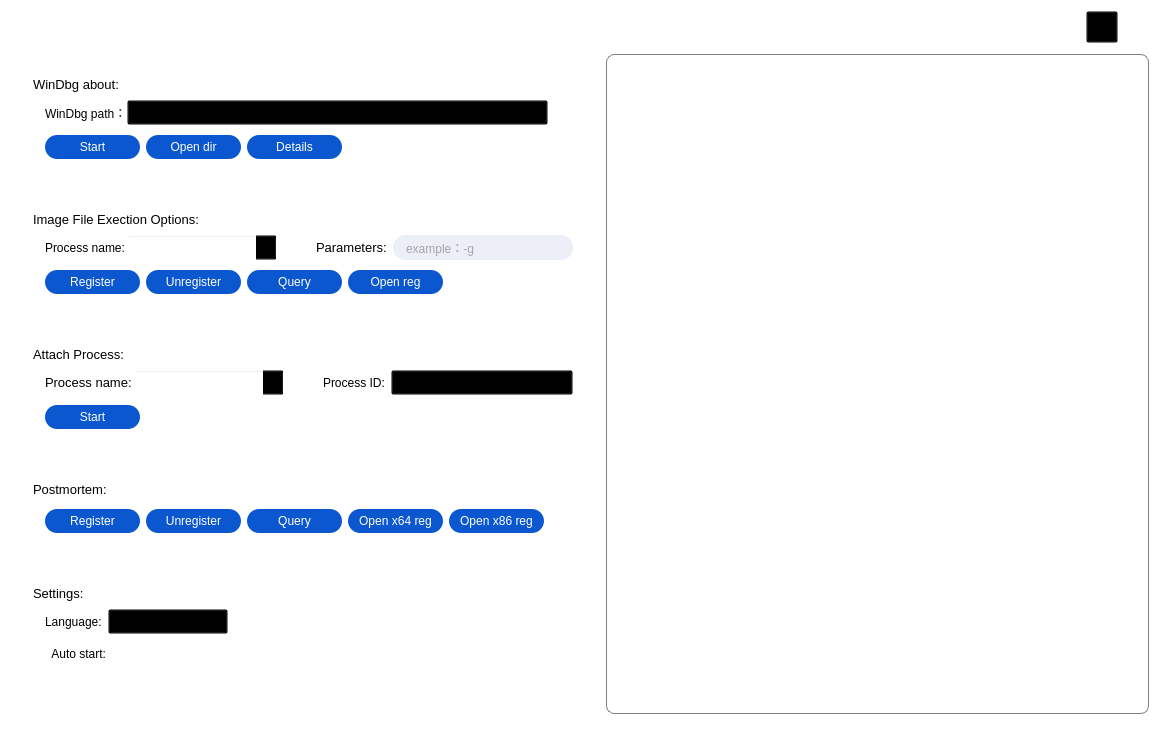
The window that WindbgIFEO/WindbgIFEO.ui (MingYueRuYa/worktools) describes before a commit, drawn with Qt 5.
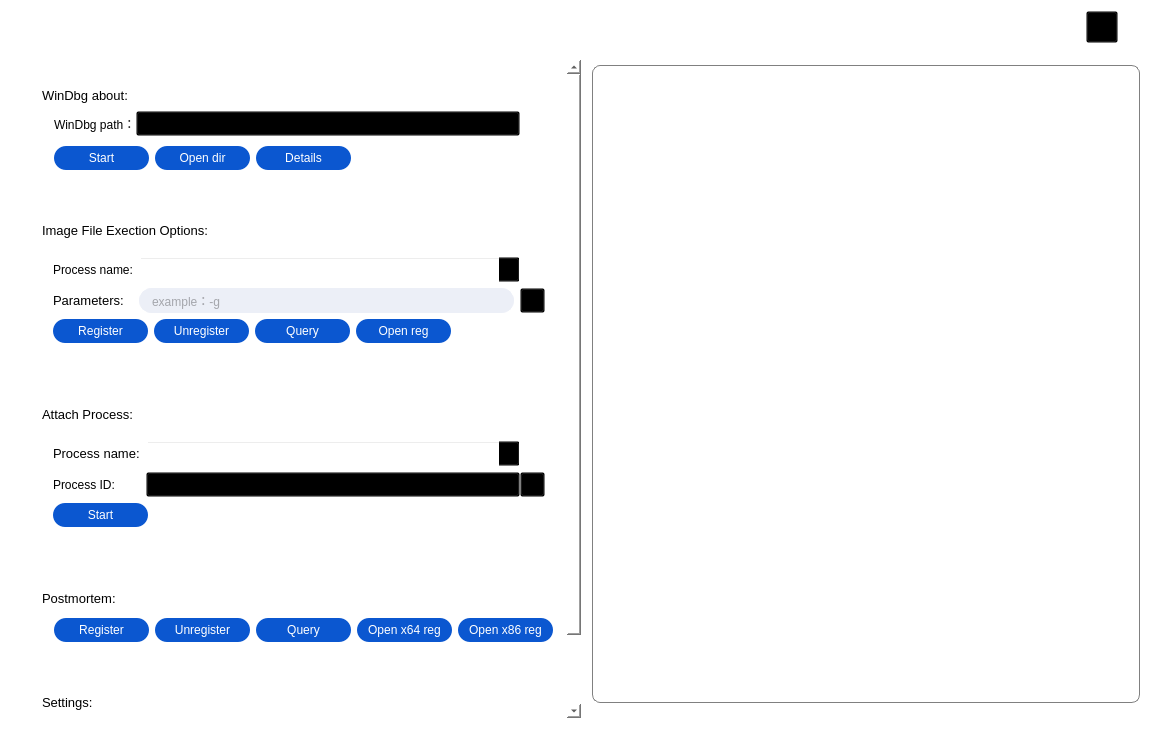
The same window after the commit. Icons and pictures are not drawn. Custom widgets are drawn as their Qt base class.

Commit message: 修改UI

```diff
--- a/WindbgIFEO/WindbgIFEO.ui
+++ b/WindbgIFEO/WindbgIFEO.ui
@@ -203,15 +203,80 @@
         <property name="styleSheet">
          <string notr="true"/>
         </property>
-        <layout class="QHBoxLayout" name="horizontalLayout_10">
+        <layout class="QHBoxLayout" name="horizontalLayout_6">
+         <item>
+          <widget class="QScrollArea" name="scrollArea">
+           <property name="styleSheet">
+            <string notr="true">
+/*以下是滑块设置*/
+
+QScrollBar:vertical{
+background:
+/*UiThemeStart[ScrollBarBackground]*/
+#ffffff;
+/*UiThemeEnd*/;
+border:none;width:8px;padding-top:0px;padding-bottom:0px;border-radius:2px;margin:0px 0px 0px 0px;}
+QScrollBar:vertical:hover{
+background:
+/*UiThemeStart[ScrollBarBackground]*/
+#ffffff;
+/*UiThemeEnd*/;
+}
+QScrollBar::handle:vertical{
+background:
+/*UiThemeStart[ScrollBarHandle]*/
+#ededed;
+/*UiThemeEnd*/;
+width:8px;border-radius:2px;}
+QScrollBar::handle:vertical:hover{
+background:
+/*UiThemeStart[ScrollBarHandleHover]*/
+#e6e6e6;
+/*UiThemeEnd*/;
+}
+QScrollBar::add-line:vertical,QScrollBar::sub-line:vertical{height:0px;width:0px;background-color:#e0e0e0;}
+QScrollBar:horizontal{background:#31383D;border:none;height:8px;padding-left:0px;padding-right:0px;border-radius:2px;margin:0px 0px 0px 0px;}
+QScrollBar:horizontal:hover{background:#31383D;}
+QScrollBar::handle:horizontal{background:#495257;height:8px;border-radius:2px;}
+QScrollBar::handle:horizontal:hover{background:#5C666C;}
+QScrollBar::add-line:horizontal,QScrollBar::sub-line:horizontal{height:0px;width:0px;background-color:rgba(0,0,0,0);}
+QScrollBar::add-page:vertical, QScrollBar::sub-page:vertical{background:none;}
+
+
+QScrollArea{
+background:
+#FFFFFF;
+border:none;
+}
+</string>
+           </property>
+           <property name="widgetResizable">
+            <bool>true</bool>
+           </property>
+           <widget class="QWidget" name="scrollAreaWidgetContents">
+            <property name="geometry">
+             <rect>
+              <x>0</x>
+              <y>0</y>
+              <width>555</width>
+              <height>780</height>
+             </rect>
+            </property>
+            <property name="styleSheet">
+             <string notr="true"/>
+            </property>
+            <layout class="QHBoxLayout" name="horizontalLayout_7">
+             <property name="spacing">
+              <number>0</number>
+             </property>
          <property name="leftMargin">
-          <number>2</number>
+              <number>0</number>
          </property>
          <property name="topMargin">
           <number>0</number>
          </property>
          <property name="rightMargin">
-          <number>2</number>
+              <number>0</number>
          </property>
          <property name="bottomMargin">
           <number>0</number>
@@ -567,29 +632,11 @@
                </item>
                <item>
                 <widget class="QWidget" name="widget_5" native="true">
+                     <layout class="QVBoxLayout" name="verticalLayout_17">
+                      <item>
+                       <layout class="QHBoxLayout" name="horizontalLayout_13">
+                        <item>
                  <layout class="QVBoxLayout" name="verticalLayout_10">
-                  <property name="spacing">
-                   <number>10</number>
-                  </property>
-                  <property name="leftMargin">
-                   <number>12</number>
-                  </property>
-                  <property name="topMargin">
-                   <number>0</number>
-                  </property>
-                  <property name="bottomMargin">
-                   <number>0</number>
-                  </property>
-                  <item>
-                   <layout class="QHBoxLayout" name="horizontalLayout_14">
-                    <property name="spacing">
-                     <number>12</number>
-                    </property>
-                    <item>
-                     <layout class="QHBoxLayout" name="horizontalLayout">
-                      <property name="spacing">
-                       <number>2</number>
-                      </property>
                       <item>
                        <widget class="QLabel" name="label_2">
                         <property name="styleSheet">
@@ -602,82 +649,6 @@
                        </widget>
                       </item>
                       <item>
-                       <widget class="ComboBox" name="comboBox_proc_name">
-                        <property name="sizePolicy">
-                         <sizepolicy hsizetype="MinimumExpanding" vsizetype="Fixed">
-                          <horstretch>0</horstretch>
-                          <verstretch>0</verstretch>
-                         </sizepolicy>
-                        </property>
-                        <property name="minimumSize">
-                         <size>
-                          <width>150</width>
-                          <height>25</height>
-                         </size>
-                        </property>
-                        <property name="maximumSize">
-                         <size>
-                          <width>170</width>
-                          <height>16777215</height>
-                         </size>
-                        </property>
-                        <property name="editable">
-                         <bool>true</bool>
-                        </property>
-                        <property name="placeholderText">
-                         <string>example: git.ext</string>
-                        </property>
-                        <property name="frame">
-                         <bool>true</bool>
-                        </property>
-                       </widget>
-                      </item>
-                      <item>
-                       <widget class="QPushButton" name="btn_refresh_process">
-                        <property name="minimumSize">
-                         <size>
-                          <width>25</width>
-                          <height>25</height>
-                         </size>
-                        </property>
-                        <property name="maximumSize">
-                         <size>
-                          <width>25</width>
-                          <height>25</height>
-                         </size>
-                        </property>
-                        <property name="styleSheet">
-                         <string notr="true">QPushButton {
-border:None;
-background-color:#FFFFFF;
-qproperty-icon: url(:/WindbgConfig/images/def_100_precent/refresh.png) center;
-border-radius:12px;
-} 
-
-QPushButton:hover {
-border:None;
-qproperty-icon: url(:/WindbgConfig/images/def_100_precent/refresh.png) center;
-background-color:#d2d4d9;
-border-radius:12px;
-}
-
-QPushButton:pressed {
-border:None;
-qproperty-icon: url(:/WindbgConfig/images/def_100_precent/refresh.png) center;
-background-color:#d8dbdf;
-border-radius:12px;
-}</string>
-                        </property>
-                        <property name="text">
-                         <string/>
-                        </property>
-                       </widget>
-                      </item>
-                     </layout>
-                    </item>
-                    <item>
-                     <layout class="QHBoxLayout" name="horizontalLayout_13">
-                      <item>
                        <widget class="QLabel" name="label_5">
                         <property name="styleSheet">
                          <string notr="true">
@@ -690,6 +661,85 @@
                         </property>
                        </widget>
                       </item>
+                         </layout>
+                        </item>
+                        <item>
+                         <layout class="QVBoxLayout" name="verticalLayout_15">
+                          <item>
+                           <layout class="QHBoxLayout" name="horizontalLayout">
+                            <property name="spacing">
+                             <number>0</number>
+                            </property>
+                            <item>
+                             <widget class="ComboBox" name="comboBox_proc_name">
+                              <property name="sizePolicy">
+                               <sizepolicy hsizetype="MinimumExpanding" vsizetype="Fixed">
+                                <horstretch>0</horstretch>
+                                <verstretch>0</verstretch>
+                               </sizepolicy>
+                              </property>
+                              <property name="minimumSize">
+                               <size>
+                                <width>150</width>
+                                <height>25</height>
+                               </size>
+                              </property>
+                              <property name="editable">
+                               <bool>true</bool>
+                              </property>
+                              <property name="placeholderText">
+                               <string>example: git.ext</string>
+                              </property>
+                              <property name="frame">
+                               <bool>true</bool>
+                              </property>
+                             </widget>
+                            </item>
+                            <item>
+                             <widget class="QPushButton" name="btn_refresh_process">
+                              <property name="minimumSize">
+                               <size>
+                                <width>25</width>
+                                <height>25</height>
+                               </size>
+                              </property>
+                              <property name="maximumSize">
+                               <size>
+                                <width>25</width>
+                                <height>25</height>
+                               </size>
+                              </property>
+                              <property name="styleSheet">
+                               <string notr="true">QPushButton {
+border:None;
+background-color:#FFFFFF;
+qproperty-icon: url(:/WindbgConfig/images/def_100_precent/refresh.png) center;
+border-radius:12px;
+} 
+
+QPushButton:hover {
+border:None;
+qproperty-icon: url(:/WindbgConfig/images/def_100_precent/refresh.png) center;
+background-color:#d2d4d9;
+border-radius:12px;
+}
+
+QPushButton:pressed {
+border:None;
+qproperty-icon: url(:/WindbgConfig/images/def_100_precent/refresh.png) center;
+background-color:#d8dbdf;
+border-radius:12px;
+}</string>
+                              </property>
+                              <property name="text">
+                               <string/>
+                              </property>
+                             </widget>
+                            </item>
+                           </layout>
+                          </item>
+                          <item>
+                           <layout class="QHBoxLayout" name="horizontalLayout_10">
                       <item>
                        <widget class="QLineEdit" name="lineEdit_process_param">
                         <property name="minimumSize">
@@ -723,6 +773,30 @@
                         </property>
                        </widget>
                       </item>
+                            <item>
+                             <widget class="QPushButton" name="btn_refresh_process_4">
+                              <property name="minimumSize">
+                               <size>
+                                <width>25</width>
+                                <height>25</height>
+                               </size>
+                              </property>
+                              <property name="maximumSize">
+                               <size>
+                                <width>25</width>
+                                <height>25</height>
+                               </size>
+                              </property>
+                              <property name="styleSheet">
+                               <string notr="true">background-color:transparent;</string>
+                              </property>
+                              <property name="text">
+                               <string/>
+                              </property>
+                             </widget>
+                            </item>
+                           </layout>
+                          </item>
                      </layout>
                     </item>
                    </layout>
@@ -942,29 +1016,11 @@
                </item>
                <item>
                 <widget class="QWidget" name="widget_6" native="true">
-                 <layout class="QVBoxLayout" name="verticalLayout">
-                  <property name="spacing">
-                   <number>10</number>
-                  </property>
-                  <property name="leftMargin">
-                   <number>12</number>
-                  </property>
-                  <property name="topMargin">
-                   <number>0</number>
-                  </property>
-                  <property name="bottomMargin">
-                   <number>0</number>
-                  </property>
+                     <layout class="QVBoxLayout" name="verticalLayout_18">
                   <item>
                    <layout class="QHBoxLayout" name="horizontalLayout_12">
-                    <property name="spacing">
-                     <number>12</number>
-                    </property>
                     <item>
-                     <layout class="QHBoxLayout" name="horizontalLayout_8">
-                      <property name="spacing">
-                       <number>2</number>
-                      </property>
+                         <layout class="QVBoxLayout" name="verticalLayout">
                       <item>
                        <widget class="QLabel" name="label_7">
                         <property name="styleSheet">
@@ -977,6 +1033,26 @@
                        </widget>
                       </item>
                       <item>
+                           <widget class="QLabel" name="label_8">
+                            <property name="styleSheet">
+                             <string notr="true">font-family: &quot;Microsoft YaHei&quot;;
+font-size: 12px;</string>
+                            </property>
+                            <property name="text">
+                             <string>Process ID:</string>
+                            </property>
+                           </widget>
+                          </item>
+                         </layout>
+                        </item>
+                        <item>
+                         <layout class="QVBoxLayout" name="verticalLayout_16">
+                          <item>
+                           <layout class="QHBoxLayout" name="horizontalLayout_8">
+                            <property name="spacing">
+                             <number>0</number>
+                            </property>
+                            <item>
                        <widget class="ComboBox" name="comboBox_attach_name">
                         <property name="sizePolicy">
                          <sizepolicy hsizetype="MinimumExpanding" vsizetype="Fixed">
@@ -990,12 +1066,6 @@
                           <height>25</height>
                          </size>
                         </property>
-                        <property name="maximumSize">
-                         <size>
-                          <width>170</width>
-                          <height>16777215</height>
-                         </size>
-                        </property>
                         <property name="editable">
                          <bool>true</bool>
                         </property>
@@ -1052,17 +1122,9 @@
                     </item>
                     <item>
                      <layout class="QHBoxLayout" name="horizontalLayout_11">
-                      <item>
-                       <widget class="QLabel" name="label_8">
-                        <property name="styleSheet">
-                         <string notr="true">font-family: &quot;Microsoft YaHei&quot;;
-font-size: 12px;</string>
-                        </property>
-                        <property name="text">
-                         <string>Process ID:</string>
-                        </property>
-                       </widget>
-                      </item>
+                            <property name="spacing">
+                             <number>0</number>
+                            </property>
                       <item>
                        <widget class="ComboBox" name="comboBox_attach_pid">
                         <property name="sizePolicy">
@@ -1088,6 +1150,30 @@
                         </property>
                        </widget>
                       </item>
+                            <item>
+                             <widget class="QPushButton" name="btn_refresh_process_3">
+                              <property name="minimumSize">
+                               <size>
+                                <width>25</width>
+                                <height>25</height>
+                               </size>
+                              </property>
+                              <property name="maximumSize">
+                               <size>
+                                <width>25</width>
+                                <height>25</height>
+                               </size>
+                              </property>
+                              <property name="styleSheet">
+                               <string notr="true">background-color:transparent;</string>
+                              </property>
+                              <property name="text">
+                               <string/>
+                              </property>
+                             </widget>
+                            </item>
+                           </layout>
+                          </item>
                      </layout>
                     </item>
                    </layout>
@@ -1547,6 +1633,10 @@
              </spacer>
             </item>
            </layout>
+              </widget>
+             </item>
+            </layout>
+           </widget>
           </widget>
          </item>
          <item>
```
Lines whose indentation alone changed are shown as unchanged.
